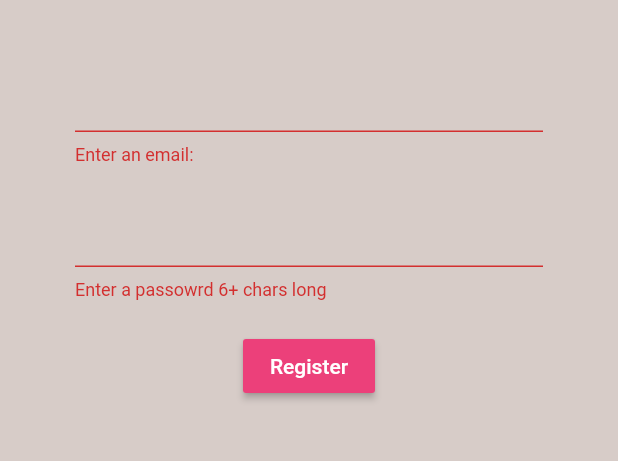
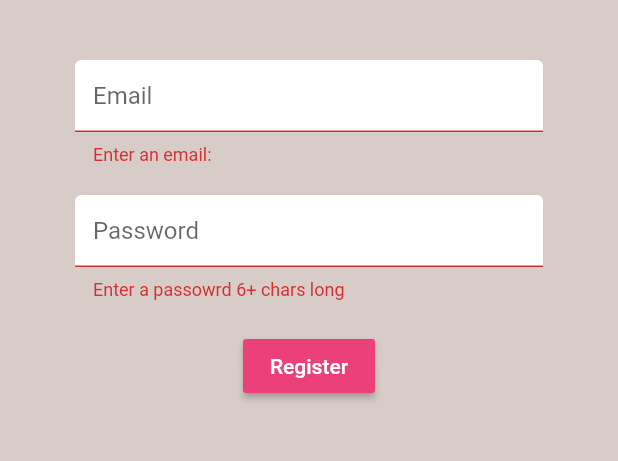
Before and after one commit to Williano/Brew-Crew, a Flutter app: the Register screen opened directly, after a tap on "Register", on a phone screen of 412 x 824 dp, the part 84-545 px from its top. Run offline on Flutter 3.47's test engine with Material 2 defaults, Android fonts, the phone set to English and light mode, and no system bars; our stand-ins replace firebase_auth; accounts and stored records are empty.

Commit message:
Customize login and sign up forms

```diff
--- a/lib/screens/authenticate/register.dart
+++ b/lib/screens/authenticate/register.dart
@@ -1,4 +1,5 @@
 import 'package:brew_crew/services/auth.dart';
+import 'package:brew_crew/shared/constants.dart';
 import 'package:flutter/material.dart';
 
 class Register extends StatefulWidget {
@@ -45,6 +46,7 @@ class _RegisterState extends State<Register> {
           children: <Widget>[
             SizedBox(height: 20.0),
             TextFormField(
+              decoration: textInputDecoration.copyWith(hintText: "Email"),
               validator: (val) => val.length < 6 ? "Enter an email: " : null,
               onChanged: (val) {
                 setState(() => email = val);
@@ -52,6 +54,7 @@ class _RegisterState extends State<Register> {
             ),
             SizedBox(height: 20.0),
             TextFormField(
+              decoration: textInputDecoration.copyWith(hintText: "Password"),
               validator: (val) => val.length < 6 ? "Enter a passowrd 6+ chars long" : null,
               obscureText: true,
               onChanged: (val) => password = val,
--- a/lib/screens/authenticate/sign_in.dart
+++ b/lib/screens/authenticate/sign_in.dart
@@ -1,4 +1,5 @@
 import 'package:brew_crew/services/auth.dart';
+import 'package:brew_crew/shared/constants.dart';
 import 'package:flutter/material.dart';
 
 class SignIn extends StatefulWidget {
@@ -41,12 +42,14 @@ class _SignInState extends State<SignIn> {
           children: <Widget>[
             SizedBox(height: 20.0),
             TextFormField(
+              decoration: textInputDecoration.copyWith(hintText: "Email"),
               onChanged: (val) {
                 setState(() => email = val);
               }
             ),
             SizedBox(height: 20.0),
             TextFormField(
+              decoration: textInputDecoration.copyWith(hintText: "Password"),
               validator: (val) => val.length < 6 ? "Enter a passowrd 6+ chars long" : null,
               obscureText: true,
               onChanged: (val) => password = val,
--- /dev/null
+++ b/lib/shared/constants.dart
@@ -0,0 +1,18 @@
+import "package:flutter/material.dart";
+
+const textInputDecoration = InputDecoration(
+                fillColor: Colors.white,
+                filled: true,
+                enabledBorder: OutlineInputBorder(
+                  borderSide: BorderSide(
+                    color:Colors.white,
+                    width: 2.0
+                  )
+                ),
+                focusedBorder: OutlineInputBorder(
+                  borderSide: BorderSide(
+                    color:Colors.pink,
+                    width: 2.0
+                  )
+                )
+              );
```
